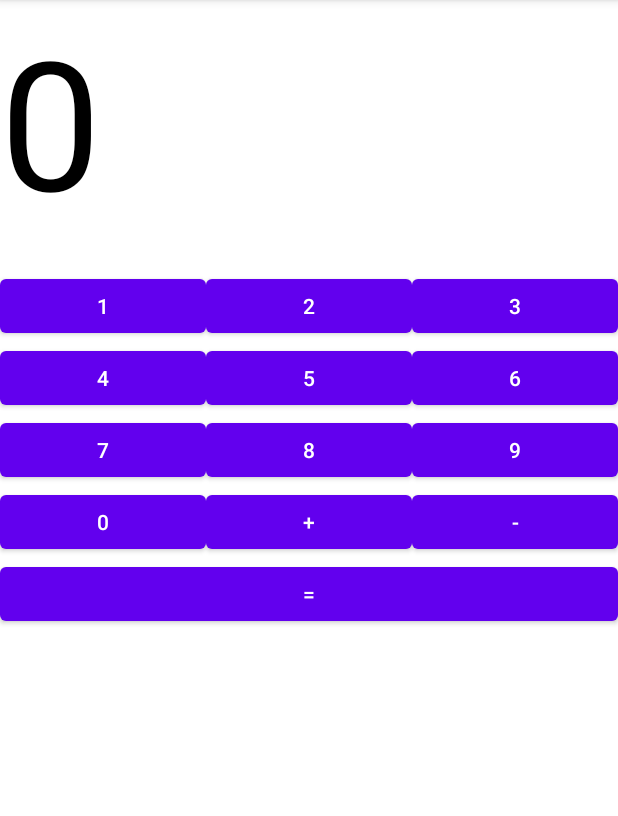
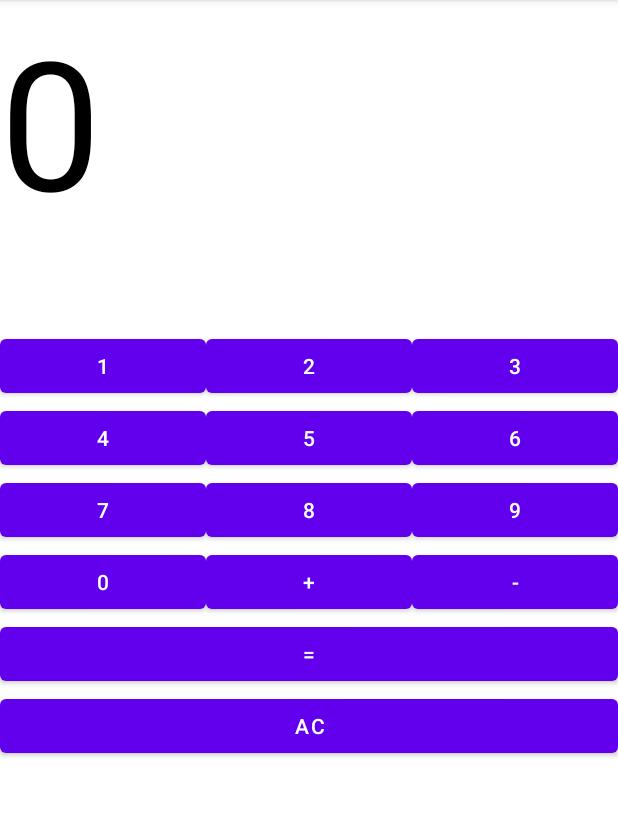
Before and after one commit to alejandroav93/Laboratorio01_Kotlin, an Android app: the Actividad2 screen opened directly, with no data from a screen before it, on a phone screen of 412 x 824 dp, the part 84-900 px from its top. Run offline under Robolectric (Android 15) with nearby library versions, the phone set to English and light mode, and no system bars.

Commit message:
Completed  Button Listener + Funcion for calculations

```diff
--- a/app/src/main/java/com/example/laboratorio01/Actividad2.kt
+++ b/app/src/main/java/com/example/laboratorio01/Actividad2.kt
@@ -3,28 +3,103 @@ package com.example.laboratorio01
 
 import androidx.appcompat.app.AppCompatActivity
 import android.os.Bundle
+import android.widget.Button
 import android.widget.TextView
 import android.widget.Toast
+
 import net.objecthunter.exp4j.ExpressionBuilder
-
 
 class Actividad2 : AppCompatActivity() {
     override fun onCreate(savedInstanceState: Bundle?) {
         super.onCreate(savedInstanceState)
         setContentView(R.layout.activity_actividad2)
         /*Number Buttons*/
-
-        tvUno.setOnClickListener {
+        val pantalla1 = findViewById<TextView>(R.id.pantalla1)
+        val pantalla = findViewById<TextView>(R.id.pantalla)
+        val uno = findViewById<Button>(R.id.uno)
+        uno.setOnClickListener {
             evaluateExpression("1", clear = true)
         }
+        val dos = findViewById<Button>(R.id.dos)
+        dos.setOnClickListener {
+            evaluateExpression("2", clear = true)
+        }
+        val tres = findViewById<Button>(R.id.tres)
+        tres.setOnClickListener {
+            evaluateExpression("3", clear = true)
+        }
+        val cuatro = findViewById<Button>(R.id.cuatro)
+        cuatro.setOnClickListener {
+            evaluateExpression("4", clear = true)
+        }
+        val cinco = findViewById<Button>(R.id.cinco)
+        cinco.setOnClickListener {
+            evaluateExpression("5", clear = true)
+        }
+        val seis = findViewById<Button>(R.id.seis)
+        seis.setOnClickListener {
+            evaluateExpression("6", clear = true)
+        }
+        val siete = findViewById<Button>(R.id.siete)
+        siete.setOnClickListener {
+            evaluateExpression("7", clear = true)
+        }
+        val ocho = findViewById<Button>(R.id.ocho)
+        ocho.setOnClickListener {
+            evaluateExpression("8", clear = true)
+        }
+        val nueve = findViewById<Button>(R.id.nueve)
+        nueve.setOnClickListener {
+            evaluateExpression("9", clear = true)
+        }
+        val cero = findViewById<Button>(R.id.cero)
+        cero.setOnClickListener {
+            evaluateExpression("0", clear = true)
+        }
+        val mas = findViewById<Button>(R.id.mas)
+        mas.setOnClickListener {
+            evaluateExpression("+", clear = true)
+        }
+        val menos = findViewById<Button>(R.id.menos)
+        menos.setOnClickListener {
+            evaluateExpression("-", clear = true)
+        }
 
-     //   val bundle = intent.extras
+        val borrar = findViewById<Button>(R.id.borrar)
+        borrar.setOnClickListener {
+            pantalla.text = ""
+            pantalla1.text = ""
+        }
 
-      //  if(bundle != null){
-         //   val valueA: String = bundle.getString("ValueA", "")
-         //   Toast.makeText(this, valueA, Toast.LENGTH_SHORT).show()
-           // val txtValue: TextView = findViewById(R.id.txtValue)
-          //  txtValue.text = valueA
-       // }
+        /*Function to calculate the expressions using expression builder library*/
+        val igual = findViewById<Button>(R.id.igual)
+        igual.setOnClickListener {
+            val text = pantalla1.text.toString()
+            val expression = ExpressionBuilder(text).build()
+
+            val result = expression.evaluate()
+            val longResult = result.toLong()
+            if (result == longResult.toDouble()) {
+                pantalla.text = longResult.toString()
+            } else {
+                pantalla.text = result.toString()
+            }
+        }
+
     }
+    private fun evaluateExpression(string: String, clear: Boolean) {
+        if(clear) {
+            val pantalla1 = findViewById<TextView>(R.id.pantalla1)
+            val pantalla = findViewById<TextView>(R.id.pantalla)
+            pantalla.text = ""
+            pantalla1.append(string)
+        } else {
+            val pantalla1 = findViewById<TextView>(R.id.pantalla1)
+            val pantalla = findViewById<TextView>(R.id.pantalla)
+            pantalla1.append(pantalla.text)
+            pantalla1.append(string)
+            pantalla.text = ""
+        }
+    }
+
 }
--- a/app/src/main/res/layout/activity_actividad2.xml
+++ b/app/src/main/res/layout/activity_actividad2.xml
@@ -8,6 +8,7 @@
     tools:context=".Actividad2">
 
     <TextView
+        android:id="@+id/pantalla"
         android:layout_width="match_parent"
         android:textSize="120sp"
         android:text="0"
@@ -15,6 +16,16 @@
         android:layout_gravity="bottom|right"
         android:textColor="#000000"
          />
+    <TextView
+    android:id="@+id/pantalla1"
+    android:layout_width="match_parent"
+    android:textSize="30sp"
+        android:textAlignment="textEnd"
+
+    android:layout_height="40sp"
+    android:layout_gravity="bottom|right"
+    android:textColor="#B8B8B8"
+        tools:ignore="RtlCompat" />
 
 
     <LinearLayout
@@ -22,7 +33,7 @@
         android:layout_height="wrap_content">
 
         <Button
-            android:id="@+id/tvUno"
+            android:id="@+id/uno"
             android:layout_width="0dp"
             android:layout_height="wrap_content"
             android:layout_weight="1"
@@ -130,5 +141,14 @@
             android:layout_weight="1"
             android:text="=" />
     </LinearLayout>
-
+    <LinearLayout
+        android:layout_width="match_parent"
+        android:layout_height="wrap_content">
+    <Button
+        android:id="@+id/borrar"
+        android:layout_width="0dp"
+        android:layout_height="match_parent"
+        android:layout_weight="1"
+        android:text="AC" />
+    </LinearLayout>
 </LinearLayout>
```
